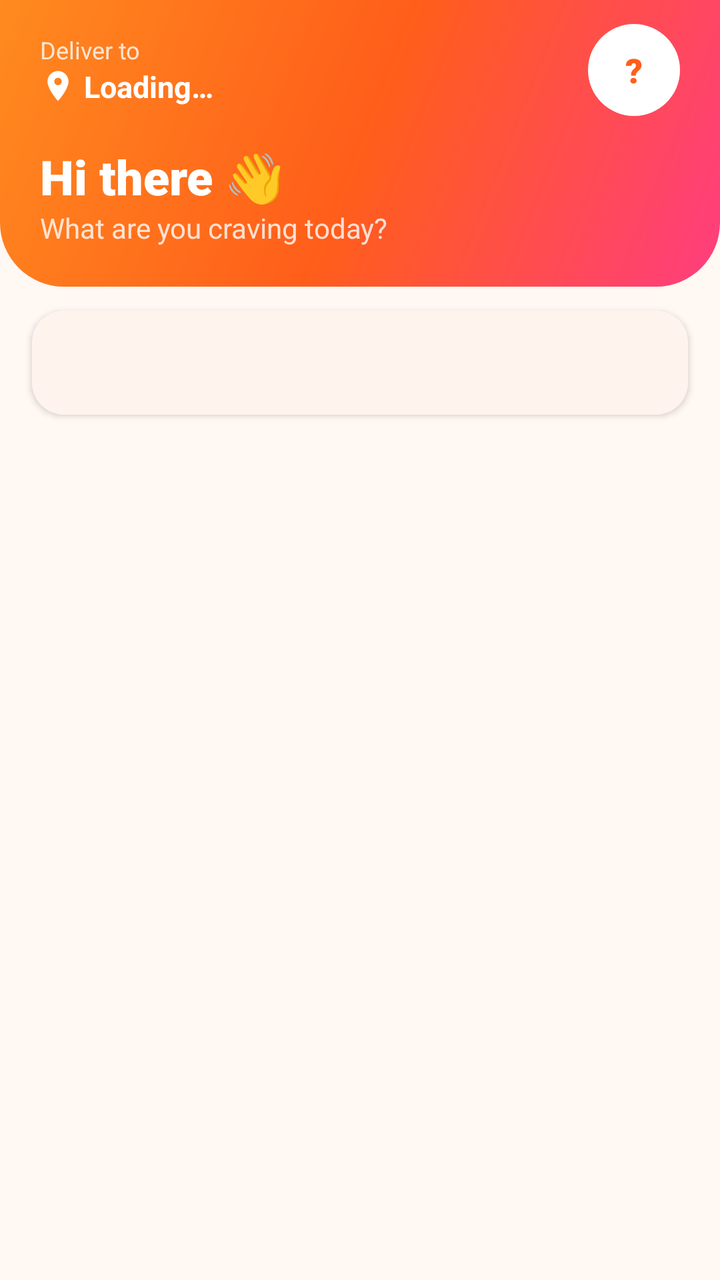
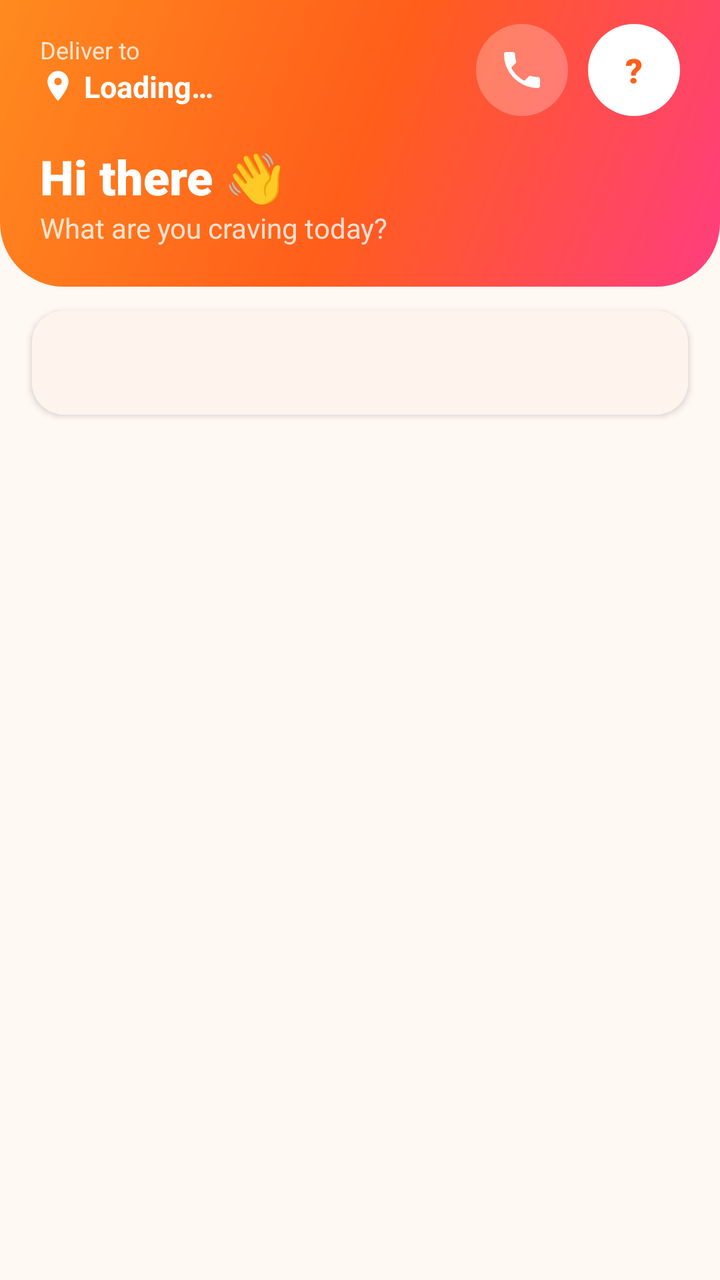

Compare the two renders of this Android layout. The source of the first and the diff that turns it into the second are given below.
<!-- AndroidManifest.xml: application theme AppTheme -->
<!-- res/layout/activity_buyer_home.xml -->
<?xml version="1.0" encoding="utf-8"?>
<LinearLayout xmlns:android="http://schemas.android.com/apk/res/android"
    xmlns:app="http://schemas.android.com/apk/res-auto"
    android:id="@+id/root"
    android:layout_width="match_parent"
    android:layout_height="match_parent"
    android:background="@color/page_bg"
    android:orientation="vertical">

    
    <LinearLayout
        android:id="@+id/header"
        android:layout_width="match_parent"
        android:layout_height="wrap_content"
        android:background="@drawable/bg_header_gradient"
        android:orientation="vertical"
        android:paddingStart="20dp"
        android:paddingTop="12dp"
        android:paddingEnd="20dp"
        android:paddingBottom="20dp">

        <LinearLayout
            android:layout_width="match_parent"
            android:layout_height="wrap_content"
            android:gravity="center_vertical"
            android:orientation="horizontal">

            <LinearLayout
                android:layout_width="0dp"
                android:layout_height="wrap_content"
                android:layout_weight="1"
                android:orientation="vertical">

                <TextView
                    android:layout_width="wrap_content"
                    android:layout_height="wrap_content"
                    android:text="Deliver to"
                    android:textColor="@color/white_80"
                    android:textSize="12sp" />

                <LinearLayout
                    android:layout_width="wrap_content"
                    android:layout_height="wrap_content"
                    android:gravity="center_vertical"
                    android:orientation="horizontal">

                    <ImageView
                        android:layout_width="18dp"
                        android:layout_height="18dp"
                        android:contentDescription="Location"
                        android:src="@drawable/ic_location"
                        app:tint="@color/white" />

                    <TextView
                        android:id="@+id/tvAddress"
                        android:layout_width="wrap_content"
                        android:layout_height="wrap_content"
                        android:layout_marginStart="4dp"
                        android:ellipsize="end"
                        android:maxWidth="230dp"
                        android:maxLines="1"
                        android:text="Loading…"
                        android:textColor="@color/white"
                        android:textSize="15sp"
                        android:textStyle="bold" />
                </LinearLayout>
            </LinearLayout>

            
            <FrameLayout
                android:id="@+id/avatarContainer"
                android:layout_width="46dp"
                android:layout_height="46dp">

                <TextView
                    android:id="@+id/tvAvatarSmall"
                    android:layout_width="match_parent"
                    android:layout_height="match_parent"
                    android:background="@drawable/bg_circle_white"
                    android:fontFamily="sans-serif-black"
                    android:gravity="center"
                    android:text="?"
                    android:textColor="@color/brand_primary"
                    android:textSize="17sp" />

                <com.google.android.material.imageview.ShapeableImageView
                    android:id="@+id/ivAvatarSmall"
                    android:layout_width="match_parent"
                    android:layout_height="match_parent"
                    android:contentDescription="Profile photo"
                    android:padding="1dp"
                    android:scaleType="centerCrop"
                    android:visibility="gone"
                    app:shapeAppearanceOverlay="@style/ShapeAppearance.Sufra.Circle"
                    app:strokeColor="@color/white"
                    app:strokeWidth="2dp" />
            </FrameLayout>
        </LinearLayout>

        <TextView
            android:id="@+id/tvGreeting"
            android:layout_width="wrap_content"
            android:layout_height="wrap_content"
            android:layout_marginTop="14dp"
            android:fontFamily="sans-serif-black"
            android:text="Hi there 👋"
            android:textColor="@color/white"
            android:textSize="24sp" />

        <TextView
            android:layout_width="wrap_content"
            android:layout_height="wrap_content"
            android:text="What are you craving today?"
            android:textColor="@color/white_80"
            android:textSize="14sp" />
    </LinearLayout>

    
    <com.google.android.material.card.MaterialCardView
        android:layout_width="match_parent"
        android:layout_height="wrap_content"
        android:layout_marginStart="16dp"
        android:layout_marginTop="12dp"
        android:layout_marginEnd="16dp"
        app:cardBackgroundColor="@color/white"
        app:cardCornerRadius="16dp"
        app:cardElevation="2dp"
        app:strokeWidth="0dp">

        <com.google.android.material.tabs.TabLayout
            android:id="@+id/tabLayout"
            android:layout_width="match_parent"
            android:layout_height="52dp"
            android:background="@color/white"
            app:tabGravity="fill"
            app:tabIconTint="@color/tab_content"
            app:tabIndicatorColor="@color/brand_primary"
            app:tabIndicatorFullWidth="false"
            app:tabInlineLabel="true"
            app:tabMode="fixed"
            app:tabSelectedTextColor="@color/brand_primary"
            app:tabTextColor="@color/text_grey" />
    </com.google.android.material.card.MaterialCardView>

    
    <androidx.viewpager2.widget.ViewPager2
        android:id="@+id/viewPager"
        android:layout_width="match_parent"
        android:layout_height="0dp"
        android:layout_weight="1" />
</LinearLayout>
<!-- resources referenced by this layout -->
<resources>
  <color name="brand_primary">#FF5E1A</color>
  <color name="page_bg">#FFF8F3</color>
  <color name="text_grey">#7A6F69</color>
  <color name="white">#FFFFFFFF</color>
  <color name="white_80">#CCFFFFFF</color>
  <!-- drawable bg_circle_white (drawable) -->
  <?xml version="1.0" encoding="utf-8"?>
  <shape xmlns:android="http://schemas.android.com/apk/res/android" android:shape="oval">
      <solid android:color="#FFFFFF" />
  </shape>
  <!-- drawable bg_header_gradient (drawable) -->
  <?xml version="1.0" encoding="utf-8"?>
  <shape xmlns:android="http://schemas.android.com/apk/res/android" android:shape="rectangle">
      <gradient
          android:angle="315"
          android:startColor="#FF8A1F"
          android:centerColor="#FF5E1A"
          android:endColor="#FF3D7F" />
      <corners
          android:bottomLeftRadius="32dp"
          android:bottomRightRadius="32dp" />
  </shape>
  <!-- drawable ic_location (drawable) -->
  <vector xmlns:android="http://schemas.android.com/apk/res/android"
      android:width="24dp"
      android:height="24dp"
      android:viewportWidth="24"
      android:viewportHeight="24"
      android:tint="?attr/colorControlNormal">
      <path
          android:fillColor="@android:color/white"
          android:pathData="M12,2C8.13,2 5,5.13 5,9c0,5.25 7,13 7,13s7,-7.75 7,-13c0,-3.87 -3.13,-7 -7,-7zM12,11.5c-1.38,0 -2.5,-1.12 -2.5,-2.5s1.12,-2.5 2.5,-2.5 2.5,1.12 2.5,2.5 -1.12,2.5 -2.5,2.5z" />
  </vector>
  <style name="ShapeAppearance.Sufra.Circle" parent="">
          <item name="cornerFamily">rounded</item>
          <item name="cornerSize">50%</item>
      </style>
  <color name="brand_primary_light">#FFEDE3</color>
  <color name="brand_primary_dark">#E0440A</color>
  <color name="brand_purple">#7B2FF7</color>
  <color name="text_dark">#1F1A17</color>
  <style name="Widget.Sufra.TextInputLayout" parent="Widget.Material3.TextInputLayout.OutlinedBox">
          <item name="boxCornerRadiusTopStart">14dp</item>
          <item name="boxCornerRadiusTopEnd">14dp</item>
          <item name="boxCornerRadiusBottomStart">14dp</item>
          <item name="boxCornerRadiusBottomEnd">14dp</item>
          <item name="boxStrokeColor">@color/brand_primary</item>
          <item name="startIconTint">@color/brand_primary</item>
          <item name="hintTextColor">@color/brand_primary</item>
      </style>
  <style name="Widget.Sufra.Button" parent="Widget.Material3.Button">
          <item name="cornerRadius">14dp</item>
          <item name="android:minHeight">56dp</item>
          <item name="android:textSize">16sp</item>
          <item name="android:textAllCaps">false</item>
          <item name="android:fontFamily">sans-serif-medium</item>
      </style>
  <!-- unchanged entries left out for length: 1 -->
</resources>

<!-- the commit's change to res/layout/activity_buyer_home.xml (unified diff, before → after) -->
@@ -65,6 +65,19 @@
                         android:textStyle="bold" />
                 </LinearLayout>
             </LinearLayout>
+
+            
+            <ImageButton
+                android:id="@+id/btnCall"
+                android:layout_width="46dp"
+                android:layout_height="46dp"
+                android:layout_marginEnd="10dp"
+                android:background="@drawable/bg_chip_translucent"
+                android:contentDescription="VoIP call"
+                android:padding="11dp"
+                android:scaleType="fitCenter"
+                android:src="@drawable/ic_call"
+                app:tint="@color/white" />
 
             
             <FrameLayout
<!-- resource entries referenced after the edit -->
@@ -5,6 +5,12 @@
   <color name="text_grey">#7A6F69</color>
   <color name="white">#FFFFFFFF</color>
   <color name="white_80">#CCFFFFFF</color>
+  <!-- drawable bg_chip_translucent (drawable) -->
+  <?xml version="1.0" encoding="utf-8"?>
+  <shape xmlns:android="http://schemas.android.com/apk/res/android" android:shape="rectangle">
+      <solid android:color="#40FFFFFF" />
+      <corners android:radius="50dp" />
+  </shape>
   <!-- drawable bg_circle_white (drawable) -->
   <?xml version="1.0" encoding="utf-8"?>
   <shape xmlns:android="http://schemas.android.com/apk/res/android" android:shape="oval">
@@ -22,6 +28,17 @@
           android:bottomLeftRadius="32dp"
           android:bottomRightRadius="32dp" />
   </shape>
+  <!-- drawable ic_call (drawable) -->
+  <vector xmlns:android="http://schemas.android.com/apk/res/android"
+      android:width="24dp"
+      android:height="24dp"
+      android:viewportWidth="24"
+      android:viewportHeight="24"
+      android:tint="?attr/colorControlNormal">
+      <path
+          android:fillColor="@android:color/white"
+          android:pathData="M6.62,10.79c1.44,2.83 3.76,5.14 6.59,6.59l2.2,-2.2c0.27,-0.27 0.67,-0.36 1.02,-0.24 1.12,0.37 2.33,0.57 3.57,0.57 0.55,0 1,0.45 1,1V20c0,0.55 -0.45,1 -1,1 -9.39,0 -17,-7.61 -17,-17 0,-0.55 0.45,-1 1,-1h3.5c0.55,0 1,0.45 1,1 0,1.25 0.2,2.45 0.57,3.57 0.11,0.35 0.03,0.74 -0.25,1.02l-2.2,2.2z" />
+  </vector>
   <!-- drawable ic_location (drawable) -->
   <vector xmlns:android="http://schemas.android.com/apk/res/android"
       android:width="24dp"
